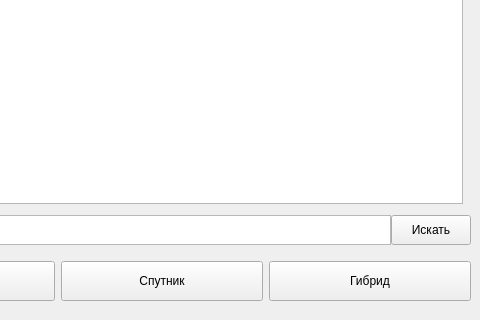
Above: ui/main.ui from Protocs/OkayMaps before the change; both pictures show x 156 to 636 and y 280 to 600 of the 636 by 600 pixel window. Below: the same form after it.
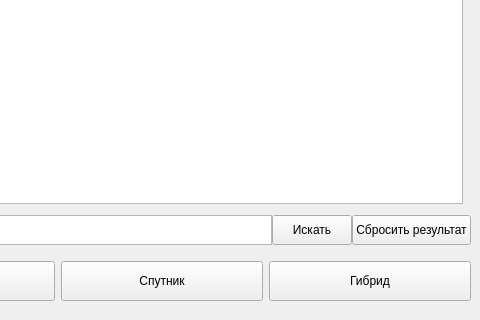
That is the form after the change.

Commit message: Задача №7

```diff
--- a/ui/main.ui
+++ b/ui/main.ui
@@ -77,6 +77,19 @@
         </property>
        </widget>
       </item>
+      <item>
+       <widget class="QPushButton" name="reset_btn">
+        <property name="minimumSize">
+         <size>
+          <width>0</width>
+          <height>30</height>
+         </size>
+        </property>
+        <property name="text">
+         <string>Сбросить результат</string>
+        </property>
+       </widget>
+      </item>
      </layout>
     </item>
     <item>
```
The commit also changes 1 other file.
